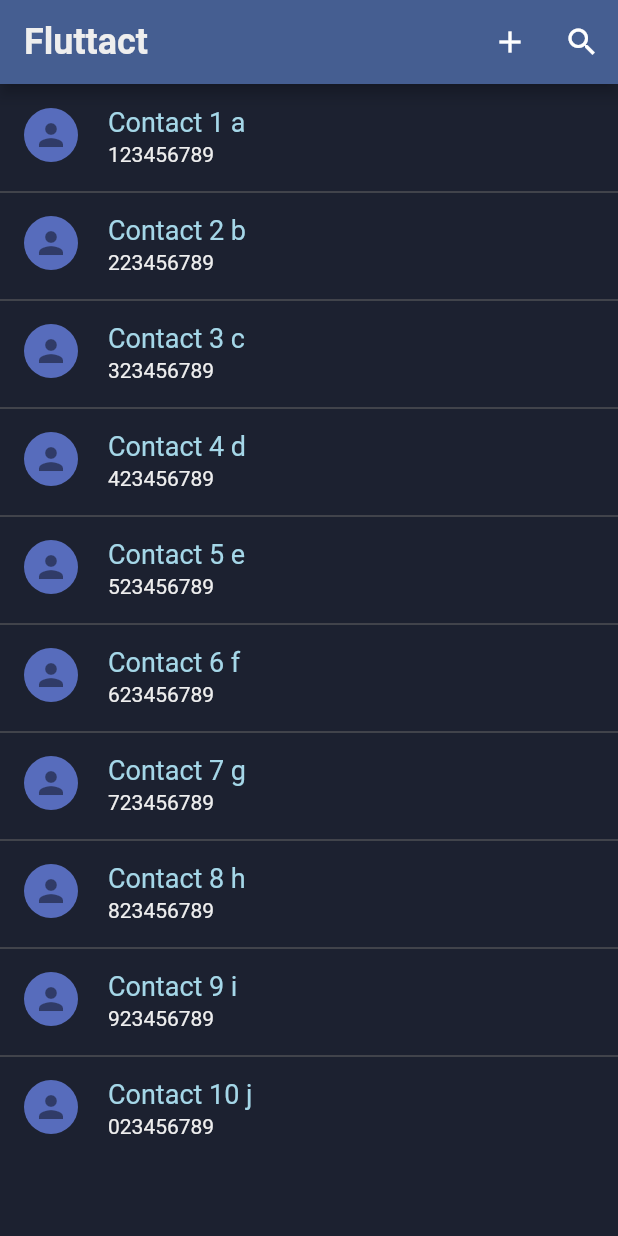
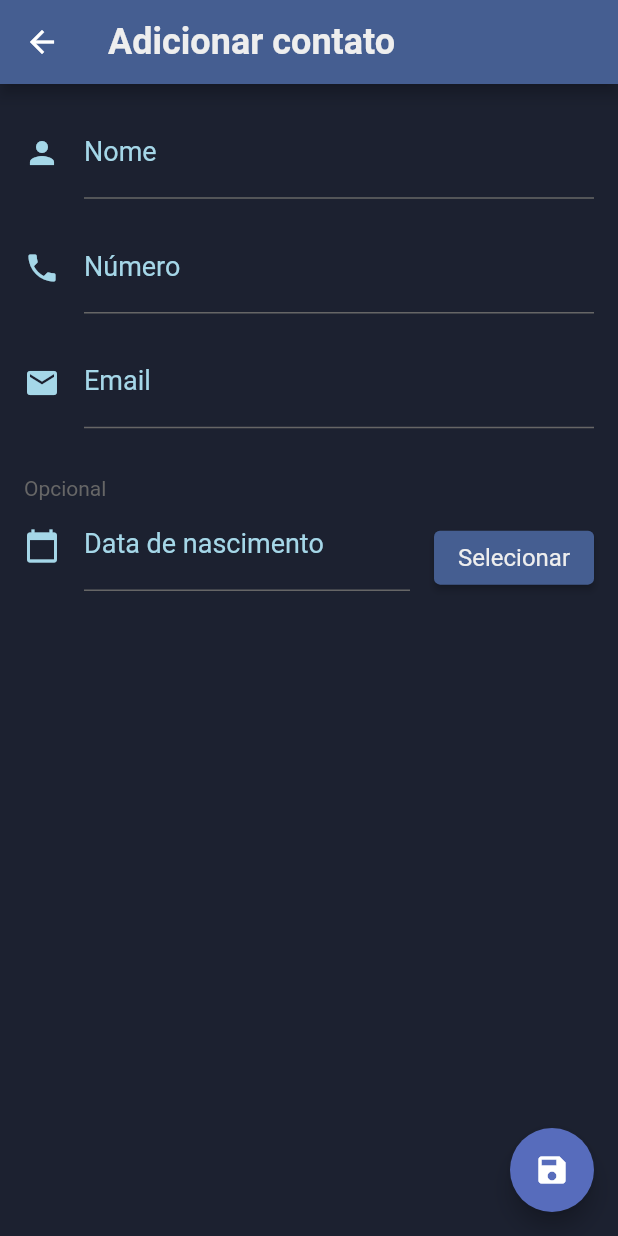
Before and after one commit to flutter-preview/Pruzny-fluttacts, a Flutter app: the screen it shows after launch, after a tap on the "add" icon, on a phone screen of 412 x 824 dp. Run offline on Flutter 3.47's test engine with Material 2 defaults, Android fonts, the phone set to English and light mode, and no system bars.

Commit message:
Add contact creation page

```diff
--- a/lib/constants.dart
+++ b/lib/constants.dart
@@ -30,3 +30,9 @@ const phoneStyle = TextStyle(
   fontSize: 14.0,
   fontWeight: FontWeight.normal,
 );
+
+const formValueStyle = TextStyle(
+  color: secondaryColor,
+  fontSize: 16.0,
+  fontWeight: FontWeight.normal,
+);
--- /dev/null
+++ b/lib/pages/creation.dart
@@ -0,0 +1,145 @@
+import 'package:flutter/material.dart';
+import 'package:intl/intl.dart';
+
+import '../constants.dart';
+
+class CreationPage extends StatefulWidget {
+  const CreationPage({super.key});
+
+  @override
+  State<CreationPage> createState() => _CreationPageState();
+}
+
+class _CreationPageState extends State<CreationPage> {
+  static final dateFormat = DateFormat('dd/MM/yyyy');
+  final TextEditingController _nameController = TextEditingController();
+  final TextEditingController _phoneController = TextEditingController();
+  final TextEditingController _emailController = TextEditingController();
+  final TextEditingController _birthController = TextEditingController();
+
+  @override
+  Widget build(BuildContext context) {
+    return Scaffold(
+      appBar: AppBar(
+        title: const Text(
+          'Adicionar contato',
+          style: appBarTextStyle,
+        ),
+      ),
+      floatingActionButton: FloatingActionButton(
+        onPressed: () {
+          // Add contact
+        },
+        backgroundColor: iconBackgroundColor,
+        tooltip: "Salvar",
+        child: const Icon(
+          Icons.save,
+        ),
+      ),
+      body: GestureDetector(
+        onTap: () {
+          FocusScope.of(context).unfocus();
+        },
+        child: Container(
+          color: backgroundColor,
+          padding: const EdgeInsets.all(16.0),
+          child: Column(
+            children: [
+              createForm(label: "Nome", controller: _nameController, icon: Icons.person),
+              createForm(label: "Número", controller: _phoneController, icon: Icons.phone),
+              createForm(label: "Email", controller: _emailController, icon: Icons.email),
+              createDateSelection(),
+            ],
+          ),
+        ),
+      ),
+    );
+  }
+
+  Widget createDateSelection() {
+    return Container(
+      margin: const EdgeInsets.only(top: 16.0),
+      child: Column(
+        crossAxisAlignment: CrossAxisAlignment.start,
+        children: [
+          const Text(
+            "Opcional",
+            style: TextStyle(
+              color: dividerColor,
+            ),
+          ),
+          Row(
+            children: [
+              Expanded(
+                child: createForm(
+                  label: "Data de nascimento",
+                  controller: _birthController,
+                  icon: Icons.calendar_today,
+                  readOnly: true,
+                ),
+              ),
+              Container(
+                margin: const EdgeInsets.only(left: 16.0),
+                child: ElevatedButton(
+                  onPressed: () async {
+                    DateTime? date = await showDatePicker(
+                      context: context,
+                      initialDate: DateTime.now(),
+                      firstDate: DateTime(1900),
+                      lastDate: DateTime.now(),
+                    );
+                    if (date != null) {
+                      _birthController.text = dateFormat.format(date);
+                    }
+                  },
+                  child: const Text(
+                    "Selecionar",
+                    style: formValueStyle
+                  ),
+                ),
+              ),
+            ],
+          ),
+        ],
+      ),
+    );
+  }
+
+  Container createForm({
+    required String label,
+    required TextEditingController controller,
+    required IconData icon,
+    String Function(String?)? validator,
+    bool readOnly = true,
+  }) {
+    return Container(
+      margin: const EdgeInsets.only(bottom: 16.0),
+      child: TextFormField(
+        decoration: InputDecoration(
+          icon: Icon(
+            icon,
+            color: primaryColor,
+          ),
+          labelText: label,
+          hintText: "$label do contato",
+          hintStyle: formValueStyle,
+          labelStyle: defaultTextStyle,
+          enabledBorder: const UnderlineInputBorder(
+            borderSide: BorderSide(
+              color: dividerColor,
+            ),
+          ),
+          focusedBorder: const UnderlineInputBorder(
+            borderSide: BorderSide(
+              color: primaryColor,
+            ),
+          ),
+        ),
+        style: formValueStyle,
+        controller: controller,
+        validator: validator,
+        readOnly: readOnly,
+      ),
+    );
+  }
+}
--- a/lib/pages/home.dart
+++ b/lib/pages/home.dart
@@ -1,3 +1,4 @@
+import 'package:fluttacts/pages/creation.dart';
 import 'package:flutter/material.dart';
 
 import '../constants.dart';
@@ -22,7 +23,12 @@ class _HomeState extends State<Home> {
           IconButton(
             icon: const Icon(Icons.add),
             onPressed: () {
-              // Open add contact page
+              Navigator.push(
+                context,
+                MaterialPageRoute(
+                  builder: (context) => const CreationPage(),
+                ),
+              );
             },
           ),
           IconButton(
```
